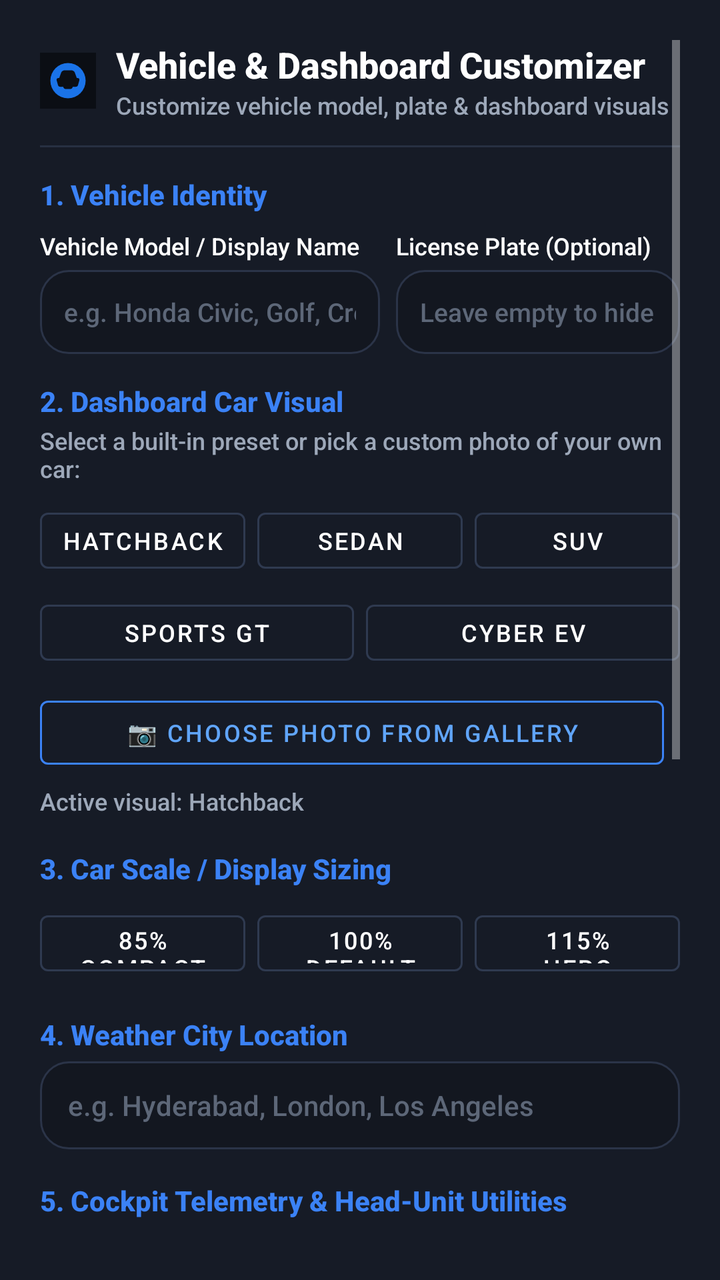
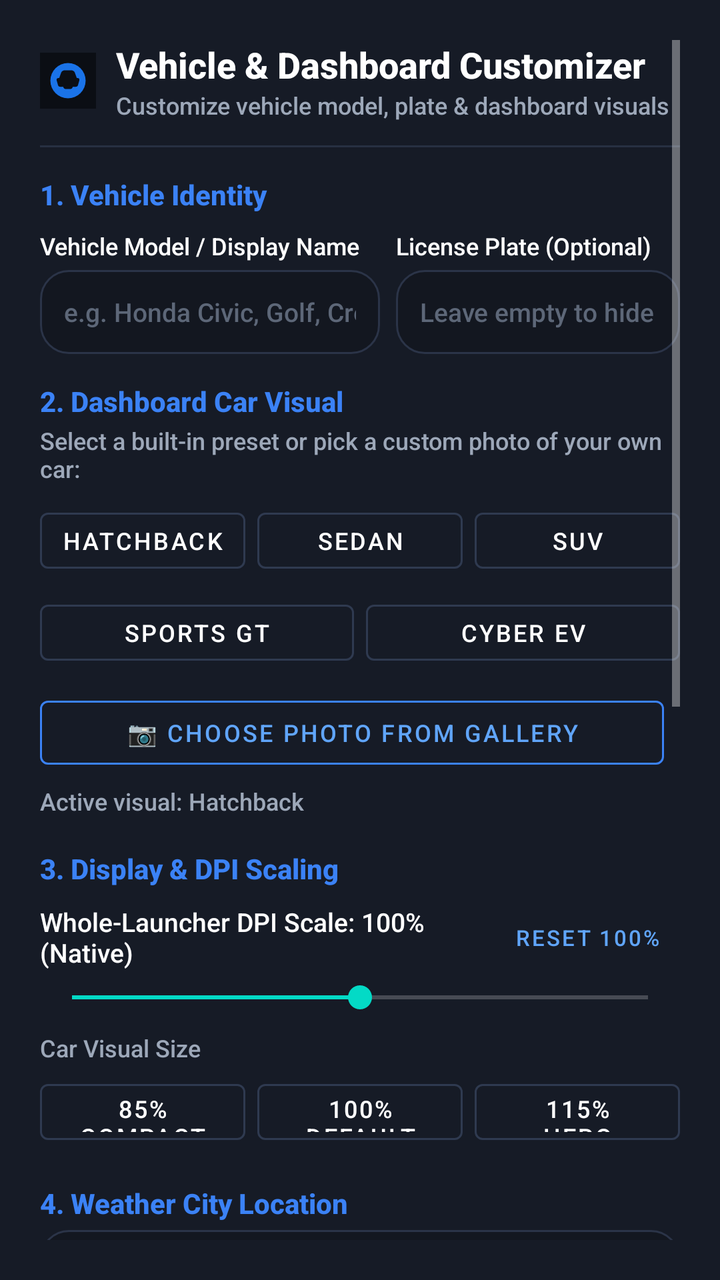

An Android layout rendered at two revisions. The XML below is the earlier revision; the diff shows what the commit changed to produce the second picture.
<!-- AndroidManifest.xml: application theme Theme.SwiftCarLauncher -->
<!-- res/layout/dialog_launcher_settings.xml -->
<?xml version="1.0" encoding="utf-8"?>
<ScrollView xmlns:android="http://schemas.android.com/apk/res/android"
    xmlns:app="http://schemas.android.com/apk/res-auto"
    android:layout_width="match_parent"
    android:layout_height="wrap_content"
    android:background="#161B26"
    android:padding="20dp">

    <LinearLayout
        android:layout_width="match_parent"
        android:layout_height="wrap_content"
        android:orientation="vertical">

        
        <LinearLayout
            android:layout_width="match_parent"
            android:layout_height="wrap_content"
            android:gravity="center_vertical"
            android:orientation="horizontal">

            <ImageView
                android:layout_width="28dp"
                android:layout_height="28dp"
                android:layout_marginEnd="10dp"
                android:src="@drawable/ic_launcher_car" />

            <LinearLayout
                android:layout_width="0dp"
                android:layout_height="wrap_content"
                android:layout_weight="1"
                android:orientation="vertical">

                <TextView
                    android:layout_width="wrap_content"
                    android:layout_height="wrap_content"
                    android:fontFamily="sans-serif-medium"
                    android:text="Vehicle &amp; Dashboard Customizer"
                    android:textColor="@color/text_primary"
                    android:textSize="18sp"
                    android:textStyle="bold" />

                <TextView
                    android:layout_width="wrap_content"
                    android:layout_height="wrap_content"
                    android:text="Customize vehicle model, plate &amp; dashboard visuals"
                    android:textColor="@color/text_secondary"
                    android:textSize="12sp" />
            </LinearLayout>
        </LinearLayout>

        <View
            android:layout_width="match_parent"
            android:layout_height="1dp"
            android:layout_marginTop="12dp"
            android:layout_marginBottom="14dp"
            android:background="#273042" />

        
        <TextView
            android:id="@+id/sectionHeader1"
            android:layout_width="wrap_content"
            android:layout_height="wrap_content"
            android:fontFamily="sans-serif-medium"
            android:text="1. Vehicle Identity"
            android:textColor="#3B82F6"
            android:textSize="14sp"
            android:textStyle="bold" />

        
        <LinearLayout
            android:layout_width="match_parent"
            android:layout_height="wrap_content"
            android:layout_marginTop="8dp"
            android:baselineAligned="false"
            android:orientation="horizontal">

            <LinearLayout
                android:layout_width="0dp"
                android:layout_height="wrap_content"
                android:layout_marginEnd="8dp"
                android:layout_weight="1.2"
                android:orientation="vertical">

                <TextView
                    android:layout_width="wrap_content"
                    android:layout_height="wrap_content"
                    android:fontFamily="sans-serif-medium"
                    android:text="Vehicle Model / Display Name"
                    android:textColor="@color/text_primary"
                    android:textSize="12sp" />

                <EditText
                    android:id="@+id/editVehicleName"
                    android:layout_width="match_parent"
                    android:layout_height="42dp"
                    android:layout_marginTop="4dp"
                    android:background="@drawable/bg_toggle_pill"
                    android:hint="e.g. Honda Civic, Golf, Creta"
                    android:inputType="textCapWords"
                    android:maxLines="1"
                    android:paddingStart="12dp"
                    android:paddingEnd="12dp"
                    android:textColor="@color/text_primary"
                    android:textColorHint="@color/text_tertiary"
                    android:textSize="13sp" />
            </LinearLayout>

            <LinearLayout
                android:layout_width="0dp"
                android:layout_height="wrap_content"
                android:layout_weight="1"
                android:orientation="vertical">

                <TextView
                    android:layout_width="wrap_content"
                    android:layout_height="wrap_content"
                    android:fontFamily="sans-serif-medium"
                    android:text="License Plate (Optional)"
                    android:textColor="@color/text_primary"
                    android:textSize="12sp" />

                <EditText
                    android:id="@+id/editLicensePlate"
                    android:layout_width="match_parent"
                    android:layout_height="42dp"
                    android:layout_marginTop="4dp"
                    android:background="@drawable/bg_toggle_pill"
                    android:hint="Leave empty to hide"
                    android:inputType="textCapCharacters"
                    android:maxLines="1"
                    android:paddingStart="12dp"
                    android:paddingEnd="12dp"
                    android:textColor="@color/text_primary"
                    android:textColorHint="@color/text_tertiary"
                    android:textSize="13sp" />
            </LinearLayout>
        </LinearLayout>

        
        <TextView
            android:id="@+id/sectionHeader2"
            android:layout_width="wrap_content"
            android:layout_height="wrap_content"
            android:layout_marginTop="14dp"
            android:fontFamily="sans-serif-medium"
            android:text="2. Dashboard Car Visual"
            android:textColor="#3B82F6"
            android:textSize="14sp"
            android:textStyle="bold" />

        <TextView
            android:layout_width="wrap_content"
            android:layout_height="wrap_content"
            android:layout_marginTop="2dp"
            android:text="Select a built-in preset or pick a custom photo of your own car:"
            android:textColor="@color/text_secondary"
            android:textSize="12sp" />

        
        <LinearLayout
            android:layout_width="match_parent"
            android:layout_height="40dp"
            android:layout_marginTop="8dp"
            android:orientation="horizontal">

            <Button
                android:id="@+id/btnPresetHatchback"
                style="@style/Widget.MaterialComponents.Button.OutlinedButton"
                android:layout_width="0dp"
                android:layout_height="match_parent"
                android:layout_marginEnd="6dp"
                android:layout_weight="1"
                android:padding="0dp"
                android:text="Hatchback"
                android:textColor="@color/text_primary"
                android:textSize="12sp"
                app:strokeColor="#2F3A50" />

            <Button
                android:id="@+id/btnPresetSedan"
                style="@style/Widget.MaterialComponents.Button.OutlinedButton"
                android:layout_width="0dp"
                android:layout_height="match_parent"
                android:layout_marginEnd="6dp"
                android:layout_weight="1"
                android:padding="0dp"
                android:text="Sedan"
                android:textColor="@color/text_primary"
                android:textSize="12sp"
                app:strokeColor="#2F3A50" />

            <Button
                android:id="@+id/btnPresetSuv"
                style="@style/Widget.MaterialComponents.Button.OutlinedButton"
                android:layout_width="0dp"
                android:layout_height="match_parent"
                android:layout_weight="1"
                android:padding="0dp"
                android:text="SUV"
                android:textColor="@color/text_primary"
                android:textSize="12sp"
                app:strokeColor="#2F3A50" />
        </LinearLayout>

        
        <LinearLayout
            android:layout_width="match_parent"
            android:layout_height="40dp"
            android:layout_marginTop="6dp"
            android:orientation="horizontal">

            <Button
                android:id="@+id/btnPresetSports"
                style="@style/Widget.MaterialComponents.Button.OutlinedButton"
                android:layout_width="0dp"
                android:layout_height="match_parent"
                android:layout_marginEnd="6dp"
                android:layout_weight="1"
                android:padding="0dp"
                android:text="Sports GT"
                android:textColor="@color/text_primary"
                android:textSize="12sp"
                app:strokeColor="#2F3A50" />

            <Button
                android:id="@+id/btnPresetEv"
                style="@style/Widget.MaterialComponents.Button.OutlinedButton"
                android:layout_width="0dp"
                android:layout_height="match_parent"
                android:layout_weight="1"
                android:padding="0dp"
                android:text="Cyber EV"
                android:textColor="@color/text_primary"
                android:textSize="12sp"
                app:strokeColor="#2F3A50" />
        </LinearLayout>

        
        <LinearLayout
            android:layout_width="match_parent"
            android:layout_height="wrap_content"
            android:layout_marginTop="8dp"
            android:gravity="center_vertical"
            android:orientation="horizontal">

            <Button
                android:id="@+id/btnPickCustomImage"
                style="@style/Widget.MaterialComponents.Button.OutlinedButton"
                android:layout_width="0dp"
                android:layout_height="44dp"
                android:layout_marginEnd="8dp"
                android:layout_weight="1"
                android:text="📷 Choose Photo from Gallery"
                android:textColor="#60A5FA"
                android:textSize="12sp"
                app:strokeColor="#3B82F6" />

            <Button
                android:id="@+id/btnClearCustomImage"
                style="@style/Widget.MaterialComponents.Button.OutlinedButton"
                android:layout_width="wrap_content"
                android:layout_height="44dp"
                android:text="Clear Photo"
                android:textColor="#F87171"
                android:textSize="12sp"
                android:visibility="gone"
                app:strokeColor="#EF4444" />
        </LinearLayout>

        <TextView
            android:id="@+id/textCarVisualStatus"
            android:layout_width="wrap_content"
            android:layout_height="wrap_content"
            android:layout_marginTop="4dp"
            android:text="Active visual: Hatchback"
            android:textColor="@color/text_secondary"
            android:textSize="12sp" />

        
        <TextView
            android:id="@+id/sectionHeader3"
            android:layout_width="wrap_content"
            android:layout_height="wrap_content"
            android:layout_marginTop="16dp"
            android:fontFamily="sans-serif-medium"
            android:text="3. Car Scale / Display Sizing"
            android:textColor="#3B82F6"
            android:textSize="14sp"
            android:textStyle="bold" />

        <LinearLayout
            android:layout_width="match_parent"
            android:layout_height="40dp"
            android:layout_marginTop="8dp"
            android:orientation="horizontal">

            <Button
                android:id="@+id/btnSizeSmall"
                style="@style/Widget.MaterialComponents.Button.OutlinedButton"
                android:layout_width="0dp"
                android:layout_height="match_parent"
                android:layout_marginEnd="6dp"
                android:layout_weight="1"
                android:text="85% Compact"
                android:textColor="@color/text_primary"
                android:textSize="12sp"
                app:strokeColor="#2F3A50" />

            <Button
                android:id="@+id/btnSizeNormal"
                style="@style/Widget.MaterialComponents.Button.OutlinedButton"
                android:layout_width="0dp"
                android:layout_height="match_parent"
                android:layout_marginEnd="6dp"
                android:layout_weight="1"
                android:text="100% Default"
                android:textColor="@color/text_primary"
                android:textSize="12sp"
                app:strokeColor="#2F3A50" />

            <Button
                android:id="@+id/btnSizeLarge"
                style="@style/Widget.MaterialComponents.Button.OutlinedButton"
                android:layout_width="0dp"
                android:layout_height="match_parent"
                android:layout_weight="1"
                android:text="115% Hero"
                android:textColor="@color/text_primary"
                android:textSize="12sp"
                app:strokeColor="#2F3A50" />
        </LinearLayout>

        
        <TextView
            android:id="@+id/sectionHeader4"
            android:layout_width="wrap_content"
            android:layout_height="wrap_content"
            android:layout_marginTop="16dp"
            android:fontFamily="sans-serif-medium"
            android:text="4. Weather City Location"
            android:textColor="#3B82F6"
            android:textSize="14sp"
            android:textStyle="bold" />

        <EditText
            android:id="@+id/editCity"
            android:layout_width="match_parent"
            android:layout_height="44dp"
            android:layout_marginTop="4dp"
            android:background="@drawable/bg_toggle_pill"
            android:hint="e.g. Hyderabad, London, Los Angeles"
            android:inputType="textCapWords"
            android:paddingStart="14dp"
            android:paddingEnd="14dp"
            android:textColor="@color/text_primary"
            android:textColorHint="@color/text_tertiary"
            android:textSize="14sp" />

        
        <TextView
            android:id="@+id/sectionHeader5"
            android:layout_width="wrap_content"
            android:layout_height="wrap_content"
            android:layout_marginTop="16dp"
            android:fontFamily="sans-serif-medium"
            android:text="5. Cockpit Telemetry &amp; Head-Unit Utilities"
            android:textColor="#3B82F6"
            android:textSize="14sp"
            android:textStyle="bold" />

        
        <TextView
            android:layout_width="wrap_content"
            android:layout_height="wrap_content"
            android:layout_marginTop="8dp"
            android:text="Dashboard Accent Color"
            android:textColor="@color/text_primary"
            android:textSize="13sp" />

        <LinearLayout
            android:layout_width="match_parent"
            android:layout_height="38dp"
            android:layout_marginTop="6dp"
            android:orientation="horizontal">

            <Button
                android:id="@+id/btnAccentBlue"
                style="@style/Widget.MaterialComponents.Button.OutlinedButton"
                android:layout_width="0dp"
                android:layout_height="match_parent"
                android:layout_marginEnd="4dp"
                android:layout_weight="1"
                android:padding="0dp"
                android:text="Blue"
                android:textColor="#4D7DF0"
                android:textSize="11sp"
                app:strokeColor="#4D7DF0" />

            <Button
                android:id="@+id/btnAccentCyan"
                style="@style/Widget.MaterialComponents.Button.OutlinedButton"
                android:layout_width="0dp"
                android:layout_height="match_parent"
                android:layout_marginEnd="4dp"
                android:layout_weight="1"
                android:padding="0dp"
                android:text="Cyan"
                android:textColor="#00E5FF"
                android:textSize="11sp"
                app:strokeColor="#00E5FF" />

            <Button
                android:id="@+id/btnAccentEmerald"
                style="@style/Widget.MaterialComponents.Button.OutlinedButton"
                android:layout_width="0dp"
                android:layout_height="match_parent"
                android:layout_marginEnd="4dp"
                android:layout_weight="1"
                android:padding="0dp"
                android:text="Green"
                android:textColor="#10B981"
                android:textSize="11sp"
                app:strokeColor="#10B981" />

            <Button
                android:id="@+id/btnAccentRed"
                style="@style/Widget.MaterialComponents.Button.OutlinedButton"
                android:layout_width="0dp"
                android:layout_height="match_parent"
                android:layout_marginEnd="4dp"
                android:layout_weight="1"
                android:padding="0dp"
                android:text="Red"
                android:textColor="#EF4444"
                android:textSize="11sp"
                app:strokeColor="#EF4444" />

            <Button
                android:id="@+id/btnAccentAmber"
                style="@style/Widget.MaterialComponents.Button.OutlinedButton"
                android:layout_width="0dp"
                android:layout_height="match_parent"
                android:layout_weight="1"
                android:padding="0dp"
                android:text="Amber"
                android:textColor="#F59E0B"
                android:textSize="11sp"
                app:strokeColor="#F59E0B" />
        </LinearLayout>

        <CheckBox
            android:id="@+id/checkShowSpeedometer"
            android:layout_width="wrap_content"
            android:layout_height="wrap_content"
            android:layout_marginTop="8dp"
            android:buttonTint="@color/card_android_auto"
            android:text="Show live GPS Speedometer pill"
            android:textColor="@color/text_primary"
            android:textSize="13sp" />

        <CheckBox
            android:id="@+id/checkSpeedMph"
            android:layout_width="wrap_content"
            android:layout_height="wrap_content"
            android:buttonTint="@color/card_android_auto"
            android:text="Use MPH instead of KM/H"
            android:textColor="@color/text_secondary"
            android:textSize="13sp" />

        <CheckBox
            android:id="@+id/checkAutoDimming"
            android:layout_width="wrap_content"
            android:layout_height="wrap_content"
            android:buttonTint="@color/card_android_auto"
            android:text="Auto-dim screen at sunset / brighten at sunrise"
            android:textColor="@color/text_secondary"
            android:textSize="13sp" />

        <CheckBox
            android:id="@+id/checkFloatingMute"
            android:layout_width="wrap_content"
            android:layout_height="wrap_content"
            android:buttonTint="@color/card_android_auto"
            android:text="Persistent floating Mute pill over AA / CarPlay / YT (when Default Home)"
            android:textColor="@color/text_secondary"
            android:textSize="13sp" />

        
        <Button
            android:id="@+id/btnEnableMediaAccess"
            style="@style/Widget.MaterialComponents.Button.OutlinedButton"
            android:layout_width="match_parent"
            android:layout_height="42dp"
            android:layout_marginTop="8dp"
            android:text="🎵 Enable Headless Media Bar (Notification Access)"
            android:textColor="#60A5FA"
            android:textSize="12sp"
            app:strokeColor="#3B82F6" />

        
        <TextView
            android:id="@+id/textBootLaunchApp"
            android:layout_width="wrap_content"
            android:layout_height="wrap_content"
            android:layout_marginTop="10dp"
            android:text="Auto-Launch on Cold Boot: None"
            android:textColor="@color/text_primary"
            android:textSize="12sp" />

        <LinearLayout
            android:layout_width="match_parent"
            android:layout_height="40dp"
            android:layout_marginTop="4dp"
            android:orientation="horizontal">

            <Button
                android:id="@+id/btnPickBootApp"
                style="@style/Widget.MaterialComponents.Button.OutlinedButton"
                android:layout_width="0dp"
                android:layout_height="match_parent"
                android:layout_marginEnd="8dp"
                android:layout_weight="1"
                android:text="Pick Boot App"
                android:textColor="@color/text_primary"
                android:textSize="12sp"
                app:strokeColor="#2F3A50" />

            <Button
                android:id="@+id/btnClearBootApp"
                style="@style/Widget.MaterialComponents.Button.OutlinedButton"
                android:layout_width="wrap_content"
                android:layout_height="match_parent"
                android:text="Clear"
                android:textColor="#F87171"
                android:textSize="12sp"
                app:strokeColor="#EF4444" />
        </LinearLayout>

        
        <LinearLayout
            android:layout_width="match_parent"
            android:layout_height="48dp"
            android:layout_marginTop="20dp"
            android:orientation="horizontal">

            <Button
                android:id="@+id/btnCancelSettings"
                style="@style/Widget.MaterialComponents.Button.TextButton"
                android:layout_width="0dp"
                android:layout_height="match_parent"
                android:layout_marginEnd="8dp"
                android:layout_weight="1"
                android:text="Cancel"
                android:textColor="@color/text_secondary"
                android:textSize="14sp" />

            <Button
                android:id="@+id/btnSaveSettings"
                android:layout_width="0dp"
                android:layout_height="match_parent"
                android:layout_weight="2"
                android:backgroundTint="@color/card_android_auto"
                android:fontFamily="sans-serif-medium"
                android:text="Save &amp; Apply"
                android:textColor="@color/text_primary"
                android:textSize="14sp" />
        </LinearLayout>

    </LinearLayout>
</ScrollView>
<!-- resources referenced by this layout -->
<resources>
  <color name="card_android_auto">#1A73E8</color>
  <color name="text_primary">#FFFFFF</color>
  <color name="text_secondary">#9DA8B9</color>
  <color name="text_tertiary">#5D6778</color>
  <!-- drawable bg_toggle_pill (drawable) -->
  <?xml version="1.0" encoding="utf-8"?>
  <ripple xmlns:android="http://schemas.android.com/apk/res/android"
      android:color="#26FFFFFF">
      <item>
          <shape android:shape="rectangle">
              <solid android:color="#131720" />
              <stroke
                  android:width="1dp"
                  android:color="#2B3448" />
              <corners android:radius="14dp" />
          </shape>
      </item>
  </ripple>
  <!-- drawable ic_launcher_car (drawable) -->
  <vector xmlns:android="http://schemas.android.com/apk/res/android"
      android:width="108dp"
      android:height="108dp"
      android:viewportWidth="108"
      android:viewportHeight="108">
      <path
          android:fillColor="#0B0E14"
          android:pathData="M0,0h108v108h-108z" />
      <path
          android:fillColor="#1A73E8"
          android:pathData="M54,20A34,34 0 1 0 88,54 34,34 0 0 0 54,20ZM73,63.5C72.5,65 70,66 67,66L63,66C63,68 61,70 59,70L49,70C47,70 45,68 45,66L41,66C38,66 35.5,65 35,63.5L32,53C31.5,51 33,49 35,49L37,49 41,38C42,35.5 45,34 48,34L60,34C63,34 66,35.5 67,38L71,49 73,49C75,49 76.5,51 76,53Z" />
  </vector>
  <style name="Theme.SwiftCarLauncher" parent="Theme.MaterialComponents.NoActionBar">
          <item name="android:windowBackground">@color/bg_dashboard</item>
          <item name="android:statusBarColor">@color/bg_dashboard</item>
          <item name="android:navigationBarColor">@color/bg_dashboard</item>
          <item name="android:windowDrawsSystemBarBackgrounds">true</item>
          <item name="android:windowNoTitle">true</item>
          <item name="android:windowFullscreen">true</item>
          <item name="android:fontFamily">sans-serif-medium</item>
      </style>
  <color name="bg_dashboard">#0B0E14</color>
</resources>

<!-- the commit's change to res/layout/dialog_launcher_settings.xml (unified diff, before → after) -->
@@ -283,15 +283,63 @@
             android:layout_height="wrap_content"
             android:layout_marginTop="16dp"
             android:fontFamily="sans-serif-medium"
-            android:text="3. Car Scale / Display Sizing"
+            android:text="3. Display &amp; DPI Scaling"
             android:textColor="#3B82F6"
             android:textSize="14sp"
             android:textStyle="bold" />
 
+        
+        <LinearLayout
+            android:layout_width="match_parent"
+            android:layout_height="wrap_content"
+            android:layout_marginTop="8dp"
+            android:gravity="center_vertical"
+            android:orientation="horizontal">
+
+            <TextView
+                android:id="@+id/textUiScaleValue"
+                android:layout_width="0dp"
+                android:layout_height="wrap_content"
+                android:layout_weight="1"
+                android:text="Whole-Launcher DPI Scale: 100% (Native)"
+                android:textColor="@color/text_primary"
+                android:textSize="13sp" />
+
+            <Button
+                android:id="@+id/btnResetUiScale"
+                style="@style/Widget.MaterialComponents.Button.TextButton"
+                android:layout_width="wrap_content"
+                android:layout_height="34dp"
+                android:minWidth="0dp"
+                android:paddingStart="10dp"
+                android:paddingTop="0dp"
+                android:paddingEnd="10dp"
+                android:paddingBottom="0dp"
+                android:text="Reset 100%"
+                android:textColor="#60A5FA"
+                android:textSize="11sp" />
+        </LinearLayout>
+
+        <SeekBar
+            android:id="@+id/seekUiScale"
+            android:layout_width="match_parent"
+            android:layout_height="wrap_content"
+            android:layout_marginTop="4dp"
+            android:max="12"
+            android:progress="6" />
+
+        <TextView
+            android:layout_width="wrap_content"
+            android:layout_height="wrap_content"
+            android:layout_marginTop="8dp"
+            android:text="Car Visual Size"
+            android:textColor="@color/text_secondary"
+            android:textSize="12sp" />
+
         <LinearLayout
             android:layout_width="match_parent"
             android:layout_height="40dp"
-            android:layout_marginTop="8dp"
+            android:layout_marginTop="4dp"
             android:orientation="horizontal">
 
             <Button
